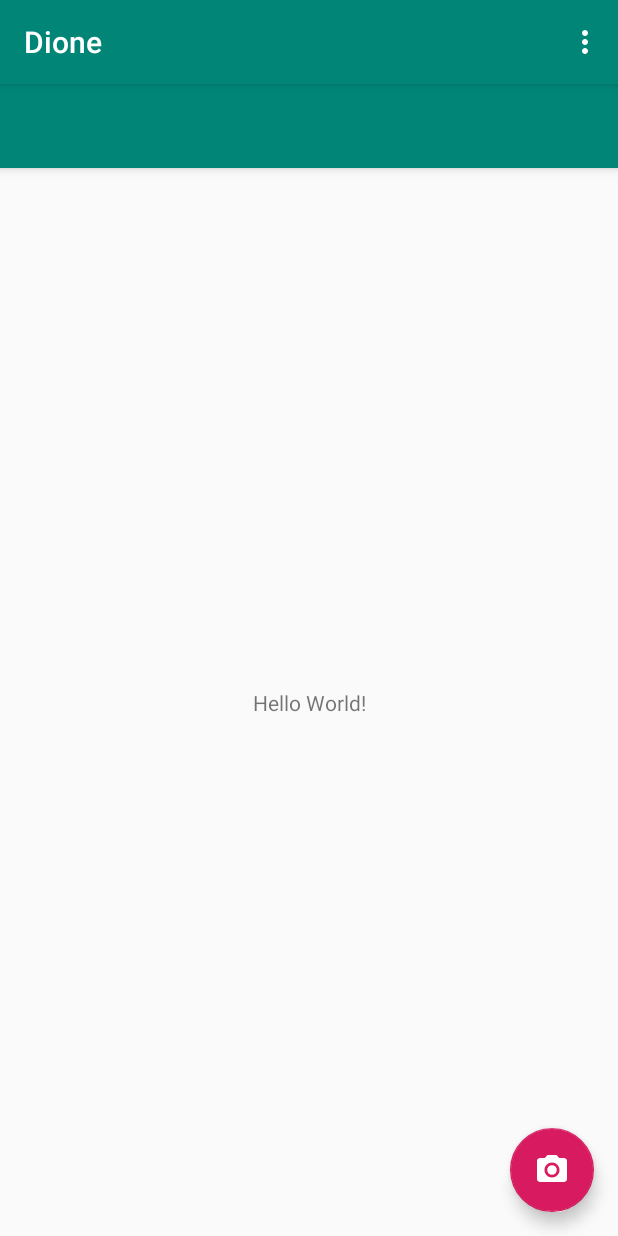
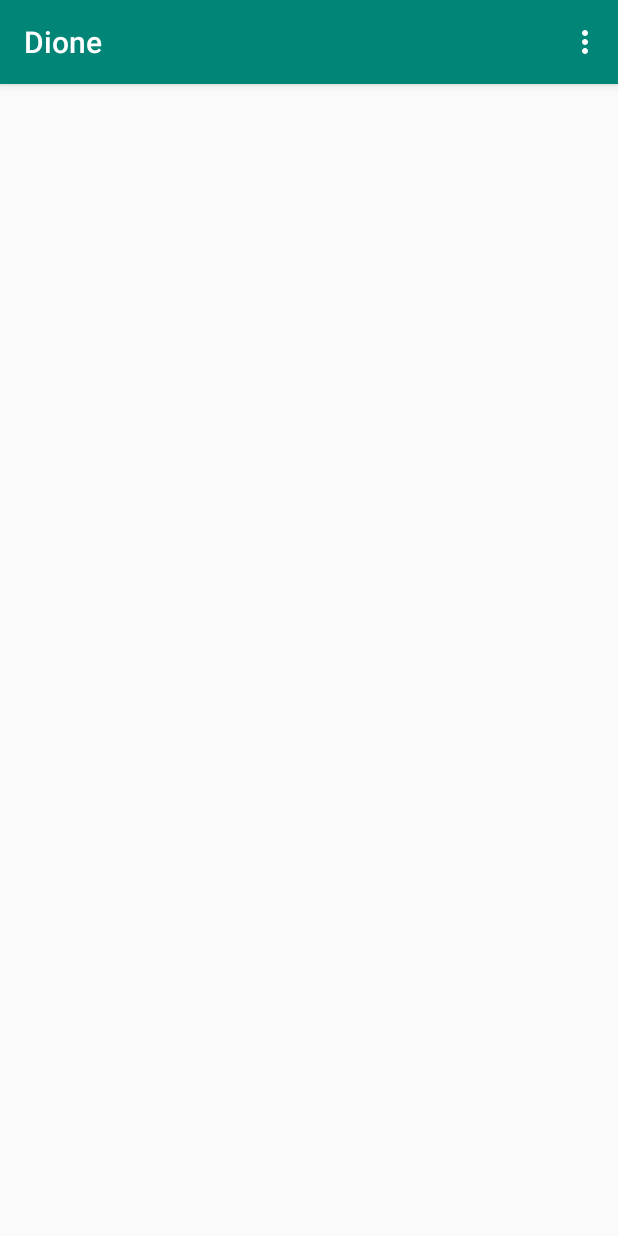
Before and after one commit to chrissiewasabi/Dione, an Android app: the screen it shows after launch (MainActivity), on a phone screen of 412 x 824 dp. Run offline under Robolectric (Android 15) with nearby library versions, the phone set to English and light mode, and no system bars; 2 statements that could not run were skipped.

Commit message:
modify layout

```diff
--- a/app/src/main/res/layout/activity_main.xml
+++ b/app/src/main/res/layout/activity_main.xml
@@ -1,34 +1,11 @@
 <?xml version="1.0" encoding="utf-8"?>
-<androidx.coordinatorlayout.widget.CoordinatorLayout
+<androidx.constraintlayout.widget.ConstraintLayout
         xmlns:android="http://schemas.android.com/apk/res/android"
-        xmlns:app="http://schemas.android.com/apk/res-auto"
         xmlns:tools="http://schemas.android.com/tools"
         android:layout_width="match_parent"
         android:layout_height="match_parent"
+        android:id="@+id/container"
         tools:context=".MainActivity">
 
-    <com.google.android.material.appbar.AppBarLayout
-            android:layout_height="wrap_content"
-            android:layout_width="match_parent"
-            android:theme="@style/AppTheme.AppBarOverlay">
 
-        <androidx.appcompat.widget.Toolbar
-                android:id="@+id/toolbar"
-                android:layout_width="match_parent"
-                android:layout_height="?attr/actionBarSize"
-                android:background="?attr/colorPrimary"
-                app:popupTheme="@style/AppTheme.PopupOverlay"/>
-
-    </com.google.android.material.appbar.AppBarLayout>
-
-    <include layout="@layout/content_main"/>
-
-    <com.google.android.material.floatingactionbutton.FloatingActionButton
-            android:id="@+id/fab"
-            android:layout_width="wrap_content"
-            android:layout_height="wrap_content"
-            android:layout_gravity="bottom|end"
-            android:layout_margin="@dimen/fab_margin"
-            app:srcCompat="@drawable/ic_camera_alt_black_24dp"/>
-
-</androidx.coordinatorlayout.widget.CoordinatorLayout>
+</androidx.constraintlayout.widget.ConstraintLayout>
```
